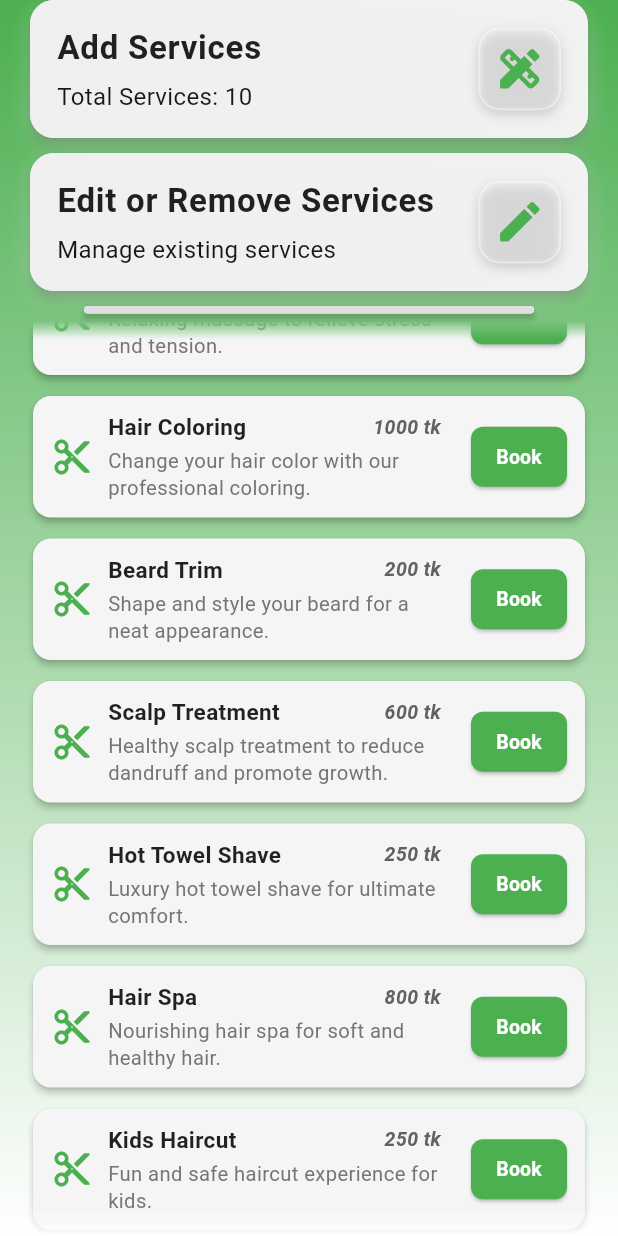
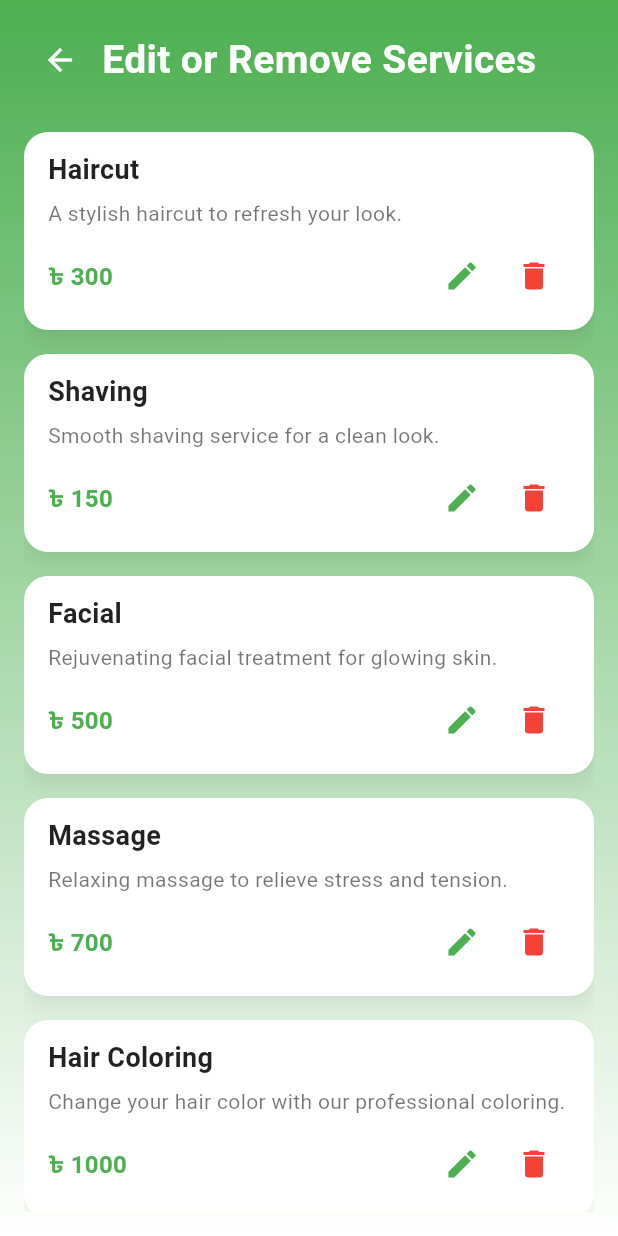
Before and after one commit to nobiulhaque/Hair-Saloon, a Flutter app: the Services screen opened directly, scrolled down 340 dp, after a tap on "Edit or Remove Services", on a phone screen of 412 x 824 dp. Run offline on Flutter 3.47's test engine with Material 3 defaults, Android fonts, the light colour scheme and no system bars; our stand-ins replace carousel_slider, curved_navigation_bar, get, hidden_drawer_menu, shared_preferences; accounts and stored records are empty.

Commit message:
2nd commit

```diff
--- a/lib/admin/presentation/admin.dart
+++ b/lib/admin/presentation/admin.dart
@@ -2,7 +2,7 @@ import 'package:curved_navigation_bar/curved_navigation_bar.dart';
 import 'package:flutter/material.dart';
 import 'package:hair_saloon/admin/presentation/admin_pages/employees.dart';
 import 'package:hair_saloon/admin/presentation/admin_pages/reports.dart';
-import 'package:hair_saloon/admin/presentation/admin_pages/services/services.dart';
+import 'package:hair_saloon/admin/presentation/admin_pages/services_page/services_pages.dart';
 import 'package:hair_saloon/admin/presentation/admin_pages/settings.dart';
 import 'package:hair_saloon/admin/presentation/admin_pages/summary.dart';
 
--- /dev/null
+++ b/lib/admin/presentation/admin_pages/services_page/pages/edit_or_remove.dart
@@ -0,0 +1,152 @@
+import 'package:flutter/material.dart';
+import 'package:hair_saloon/admin/presentation/admin_pages/services_page/pages/editor_delete_card.dart';
+import 'package:hair_saloon/admin/presentation/admin_pages/services_page/provider/service_provider.dart';
+import 'package:provider/provider.dart';
+import 'package:hair_saloon/core/service/chip_data_model.dart';
+import 'package:hair_saloon/core/utils/custom_textfield.dart';
+
+class EditOrRemove extends StatelessWidget {
+  const EditOrRemove({super.key});
+
+  // 🔧 Show edit dialog
+  void _showEditDialog(BuildContext context, int index, ChipData service) {
+    final nameController = TextEditingController(text: service.label);
+    final descController = TextEditingController(text: service.description);
+    final priceController = TextEditingController(text: service.price.toString());
+
+    showDialog(
+      context: context,
+      builder: (context) => AlertDialog(
+        shape: RoundedRectangleBorder(borderRadius: BorderRadius.circular(16)),
+        title: const Text('Edit Service'),
+        content: SingleChildScrollView(
+          child: Column(
+            children: [
+              CustomTextField(
+                controller: nameController,
+                label: 'Service',
+                icon: Icons.design_services_rounded,
+              ),
+              const SizedBox(height: 12),
+              CustomTextField(
+                controller: descController,
+                maxLines: 2,
+                label: 'Description',
+                icon: Icons.description_rounded,
+              ),
+              const SizedBox(height: 12),
+              CustomTextField(
+                controller: priceController,
+                keyboardType: TextInputType.number,
+                label: 'Price',
+                icon: Icons.attach_money_rounded,
+              ),
+            ],
+          ),
+        ),
+        actions: [
+          TextButton(onPressed: () => Navigator.pop(context), child: const Text('Cancel')),
+          ElevatedButton(
+            onPressed: () {
+              // ✅ Update via provider
+              Provider.of<ServiceProvider>(context, listen: false).editService(
+                index,
+                nameController.text,
+                descController.text,
+                double.tryParse(priceController.text) ?? service.price,
+              );
+              Navigator.pop(context);
+            },
+            style: ElevatedButton.styleFrom(
+              backgroundColor: Colors.green,
+              shape: RoundedRectangleBorder(borderRadius: BorderRadius.circular(8)),
+            ),
+            child: const Text('Save'),
+          ),
+        ],
+      ),
+    );
+  }
+
+  // ❌ Show remove confirmation
+  void _showDeleteDialog(BuildContext context, int index, String label) {
+    showDialog(
+      context: context,
+      builder: (context) => AlertDialog(
+        title: const Text('Remove Service'),
+        content: Text('Are you sure you want to remove "$label"?'),
+        actions: [
+          TextButton(onPressed: () => Navigator.pop(context), child: const Text('Cancel')),
+          TextButton(
+            onPressed: () {
+              Provider.of<ServiceProvider>(context, listen: false).removeService(index);
+              Navigator.pop(context);
+            },
+            child: const Text('Remove', style: TextStyle(color: Colors.red)),
+          ),
+        ],
+      ),
+    );
+  }
+
+  @override
+  Widget build(BuildContext context) {
+    final services = Provider.of<ServiceProvider>(context).services;
+
+    return Scaffold(
+      body: Container(
+        decoration: const BoxDecoration(
+          gradient: LinearGradient(
+            colors: [Color(0xFF4CAF50), Colors.white],
+            begin: Alignment.topCenter,
+            end: Alignment.bottomCenter,
+          ),
+        ),
+        child: SafeArea(
+          child: Padding(
+            padding: const EdgeInsets.all(16),
+            child: Column(
+              crossAxisAlignment: CrossAxisAlignment.start,
+              children: [
+                // 🔙 Back Button + Title
+                Row(
+                  children: [
+                    IconButton(
+                      icon: const Icon(Icons.arrow_back, color: Colors.white),
+                      onPressed: () => Navigator.pop(context),
+                    ),
+                    const SizedBox(width: 4),
+                    const Text(
+                      'Edit or Remove Services',
+                      style: TextStyle(
+                        fontSize: 26,
+                        fontWeight: FontWeight.bold,
+                        color: Colors.white,
+                      ),
+                    ),
+                  ],
+                ),
+                const SizedBox(height: 16),
+
+                // 🧾 Service list
+                Expanded(
+                  child: ListView.builder(
+                    itemCount: services.length,
+                    itemBuilder: (context, index) {
+                      final service = services[index];
+                      return EditorDeleteCard(
+                        service: service,
+                        onEdit: () => _showEditDialog(context, index, service),
+                        onDelete: () => _showDeleteDialog(context, index, service.label),
+                      );
+                    },
+                  ),
+                ),
+              ],
+            ),
+          ),
+        ),
+      ),
+    );
+  }
+}
--- /dev/null
+++ b/lib/admin/presentation/admin_pages/services_page/pages/editor_delete_card.dart
@@ -0,0 +1,73 @@
+import 'package:flutter/material.dart';
+import 'package:hair_saloon/core/service/chip_data_model.dart';
+
+class EditorDeleteCard extends StatelessWidget {
+  final ChipData service;
+  final VoidCallback onEdit;
+  final VoidCallback onDelete;
+
+  const EditorDeleteCard({
+    super.key,
+    required this.service,
+    required this.onEdit,
+    required this.onDelete,
+  });
+
+  @override
+  Widget build(BuildContext context) {
+    return Card(
+      elevation: 5,
+      shadowColor: Colors.black26,
+      shape: RoundedRectangleBorder(
+        borderRadius: BorderRadius.circular(16),
+      ),
+      margin: const EdgeInsets.symmetric(vertical: 8),
+      child: Padding(
+        padding: const EdgeInsets.symmetric(horizontal: 16, vertical: 12),
+        child: Column(
+          crossAxisAlignment: CrossAxisAlignment.start,
+          children: [
+            Text(
+              service.label,
+              style: const TextStyle(
+                fontSize: 18,
+                fontWeight: FontWeight.w700,
+              ),
+            ),
+            const SizedBox(height: 6),
+            Text(
+              service.description,
+              style: const TextStyle(color: Colors.black54, fontSize: 14),
+            ),
+            const SizedBox(height: 8),
+            Row(
+              mainAxisAlignment: MainAxisAlignment.spaceBetween,
+              children: [
+                Text(
+                  '৳ ${service.price.toStringAsFixed(0)}',
+                  style: const TextStyle(
+                    color: Colors.green,
+                    fontWeight: FontWeight.bold,
+                    fontSize: 16,
+                  ),
+                ),
+                Row(
+                  children: [
+                    IconButton(
+                      icon: const Icon(Icons.edit, color: Colors.green),
+                      onPressed: onEdit,
+                    ),
+                    IconButton(
+                      icon: const Icon(Icons.delete, color: Colors.red),
+                      onPressed: onDelete,
+                    ),
+                  ],
+                ),
+              ],
+            ),
+          ],
+        ),
+      ),
+    );
+  }
+}
--- /dev/null
+++ b/lib/admin/presentation/admin_pages/services_page/provider/service_provider.dart
@@ -0,0 +1,24 @@
+import 'package:flutter/material.dart';
+import 'package:hair_saloon/core/service/chip_data_model.dart';
+
+class ServiceProvider extends ChangeNotifier {
+  final List<ChipData> _services = List.from(Chips.all);
+
+  List<ChipData> get services => _services;
+
+  // Edit a service
+  void editService(int index, String label, String description, double price) {
+    _services[index] = ChipData(
+      label: label,
+      description: description,
+      price: price,
+    );
+    notifyListeners();
+  }
+
+  // Remove a service
+  void removeService(int index) {
+    _services.removeAt(index);
+    notifyListeners();
+  }
+}
--- a/lib/admin/presentation/admin_pages/services/services.dart
+++ b/lib/admin/presentation/admin_pages/services_page/services_pages.dart
@@ -1,4 +1,5 @@
 import 'package:flutter/material.dart';
+import 'package:get/get.dart';
 import 'package:hair_saloon/core/service/chip_data_model.dart';
 import 'package:hair_saloon/core/utils/custom_textfield.dart';
 import 'package:hair_saloon/core/widgets/barberservice_tiles.dart';
@@ -36,7 +37,7 @@ class Services extends StatelessWidget {
               //Edit and Remove Services Card
               Card1(
                 onTap: () {
-                  // Navigate to edit/remove services page
+                  Get.toNamed('/edit-or-remove');
                 },
                 icon: Icons.edit_rounded,
                 label: 'Edit or Remove Services',
--- a/lib/core/service/chip_data_model.dart
+++ b/lib/core/service/chip_data_model.dart
@@ -8,12 +8,13 @@ class ChipData {
   final double price; // service price
 
   const ChipData({
-    required this.id,
+    int? id,
     required this.label,
     required this.description,
-    required this.color,
+    Color? color,
     required this.price,
-  });
+  }) : id = id ?? 0,
+       color = color ?? Colors.grey; // default values
 }
 
 class Chips {
--- a/lib/main.dart
+++ b/lib/main.dart
@@ -1,5 +1,6 @@
 import 'package:flutter/material.dart';
 import 'package:get/get.dart';
+import 'package:hair_saloon/admin/presentation/admin_pages/services_page/provider/service_provider.dart';
 import 'package:provider/provider.dart';
 import 'package:hair_saloon/core/service/booking_provider.dart';
 import 'package:hair_saloon/core/service/chipprovider.dart';
@@ -12,6 +13,7 @@ void main() {
       providers: [
         ChangeNotifierProvider(create: (_) => ChipProvider()),
         ChangeNotifierProvider(create: (_) => BookingProvider()),
+        ChangeNotifierProvider(create: (_) => ServiceProvider()),
       ],
       child: const MyApp(),
     ),
--- a/lib/routes/app_routes.dart
+++ b/lib/routes/app_routes.dart
@@ -1,4 +1,5 @@
 import 'package:get/get.dart';
+import 'package:hair_saloon/admin/presentation/admin_pages/services_page/pages/edit_or_remove.dart';
 import 'package:hair_saloon/hdm/presentation/hidden_drawer_menu.dart';
 import 'package:hair_saloon/home/presentation/home_page.dart';
 
@@ -6,6 +7,7 @@ class AppRoutes {
   // Define route names
   static const String hiddenDrawer = '/';
   static const String home = '/home';
+  static const String editOrRemove = '/edit-or-remove';
 
   // Define route pages
   static final routes = [
@@ -19,5 +21,10 @@ class AppRoutes {
       page: () => const HomePage(),
       transition: Transition.rightToLeft,
     ),
+    GetPage(
+      name: editOrRemove,
+      page: () => const EditOrRemove(),
+      transition: Transition.rightToLeft,
+    ),
   ];
 }
```
Also changed, not shown: lib/core/widgets/edit_or_delet_card.dart (added, +100 -0 lines), lib/admin/presentation/admin_pages/reports.dart (line endings or trailing spaces).
